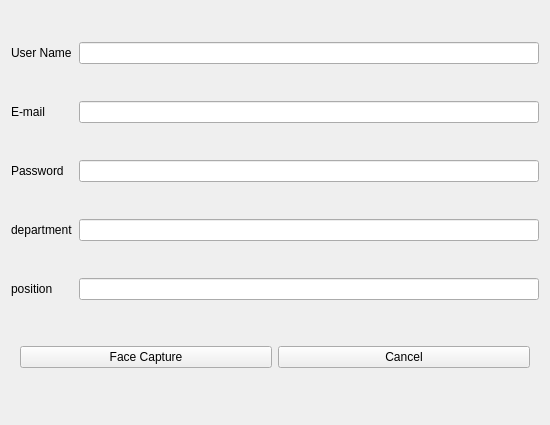
First picture: the form in device_src/src/signupwindow.ui, repository Leeeeeeeesojung/-time-and-attendance-management, before the edit.
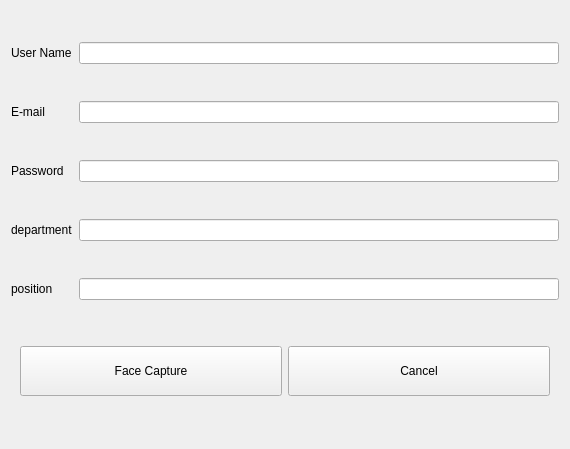
Second picture: the form after the edit.

Diff of the .ui file:
```diff
--- a/device_src/src/signupwindow.ui
+++ b/device_src/src/signupwindow.ui
@@ -6,8 +6,8 @@
    <rect>
     <x>0</x>
     <y>0</y>
-    <width>550</width>
-    <height>425</height>
+    <width>570</width>
+    <height>449</height>
    </rect>
   </property>
   <property name="windowTitle">
@@ -65,6 +65,12 @@
      <layout class="QGridLayout" name="gridLayout_2">
       <item row="0" column="0">
        <widget class="QPushButton" name="pushButton_capture">
+        <property name="minimumSize">
+         <size>
+          <width>0</width>
+          <height>50</height>
+         </size>
+        </property>
         <property name="text">
          <string>Face Capture</string>
         </property>
@@ -72,6 +78,12 @@
       </item>
       <item row="0" column="1">
        <widget class="QPushButton" name="pushButton_cancel">
+        <property name="minimumSize">
+         <size>
+          <width>0</width>
+          <height>50</height>
+         </size>
+        </property>
         <property name="text">
          <string>Cancel</string>
         </property>
```
